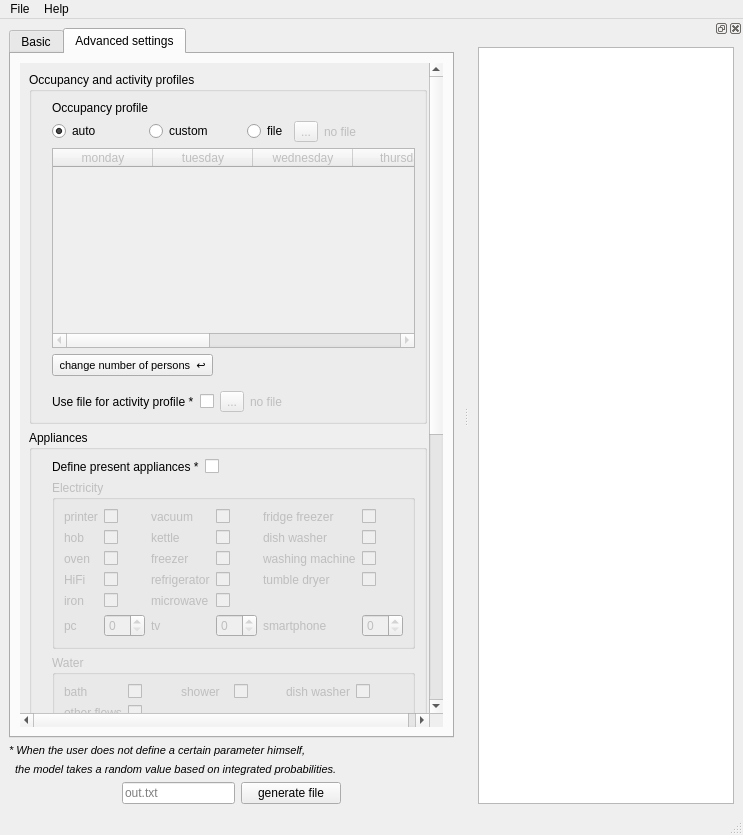
flol3622/EROB, file Corpus/GUI/layout.ui: the form before one commit.
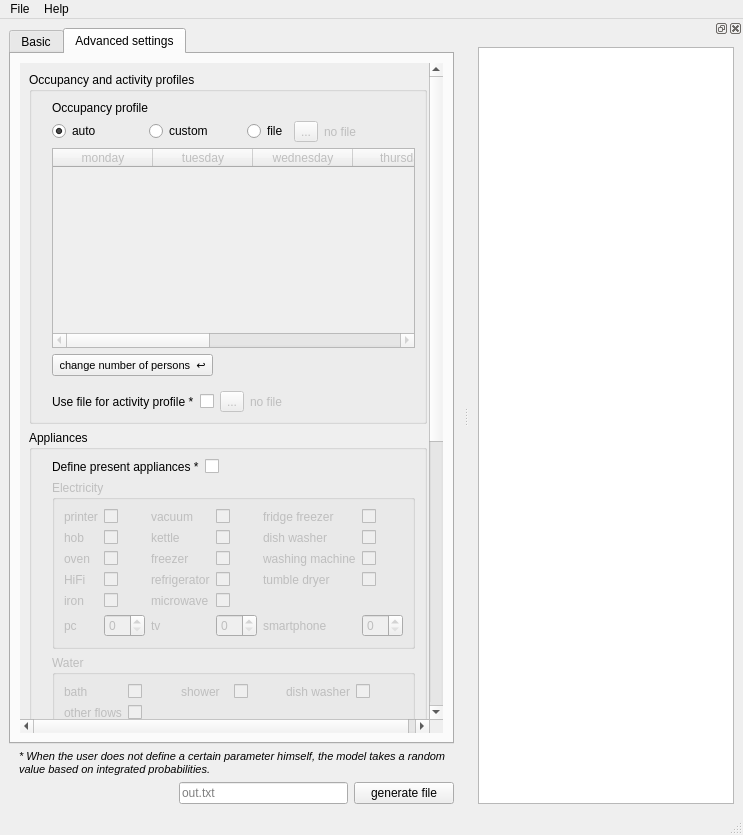
The form after the commit. The open tabs and pages were chosen to show the change.

The edit to the form file:
```diff
--- a/Corpus/GUI/layout.ui
+++ b/Corpus/GUI/layout.ui
@@ -581,8 +581,8 @@
            <property name="geometry">
             <rect>
              <x>0</x>
-             <y>-476</y>
-             <width>391</width>
+             <y>0</y>
+             <width>406</width>
              <height>1129</height>
             </rect>
            </property>
@@ -2239,20 +2239,13 @@
        </font>
       </property>
       <property name="text">
-       <string>* When the user does not define a certain parameter himself,</string>
+       <string>* When the user does not define a certain parameter himself, the model takes a random value based on integrated probabilities.</string>
       </property>
-     </widget>
-    </item>
-    <item>
-     <widget class="QLabel" name="label_20">
-      <property name="font">
-       <font>
-        <pointsize>8</pointsize>
-        <italic>true</italic>
-       </font>
+      <property name="wordWrap">
+       <bool>true</bool>
       </property>
-      <property name="text">
-       <string>  the model takes a random value based on integrated probabilities.</string>
+      <property name="indent">
+       <number>10</number>
       </property>
      </widget>
     </item>
@@ -2291,19 +2284,6 @@
         </property>
        </widget>
       </item>
-      <item>
-       <spacer name="horizontalSpacer_2">
-        <property name="orientation">
-         <enum>Qt::Horizontal</enum>
-        </property>
-        <property name="sizeHint" stdset="0">
-         <size>
-          <width>40</width>
-          <height>20</height>
-         </size>
-        </property>
-       </spacer>
-      </item>
      </layout>
     </item>
    </layout>
```
